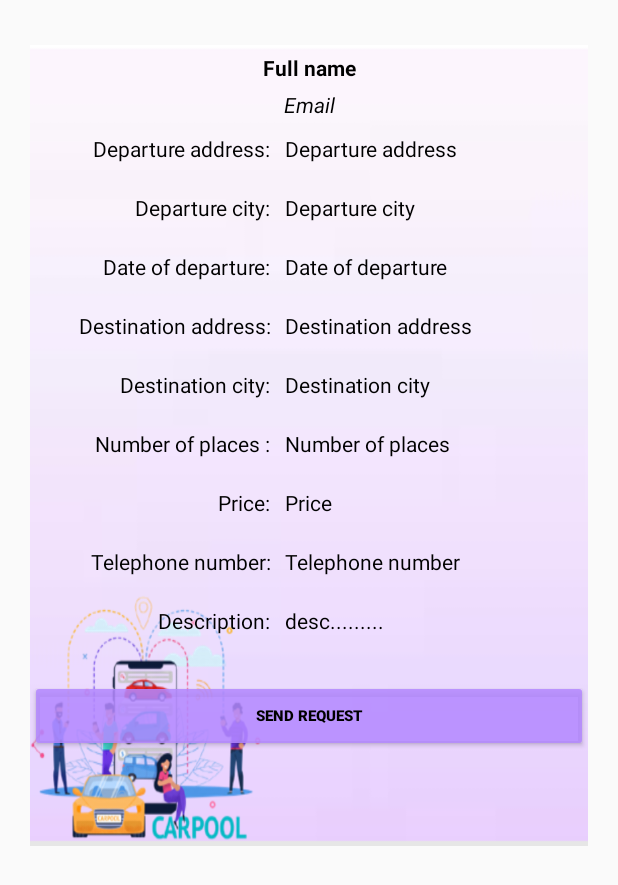
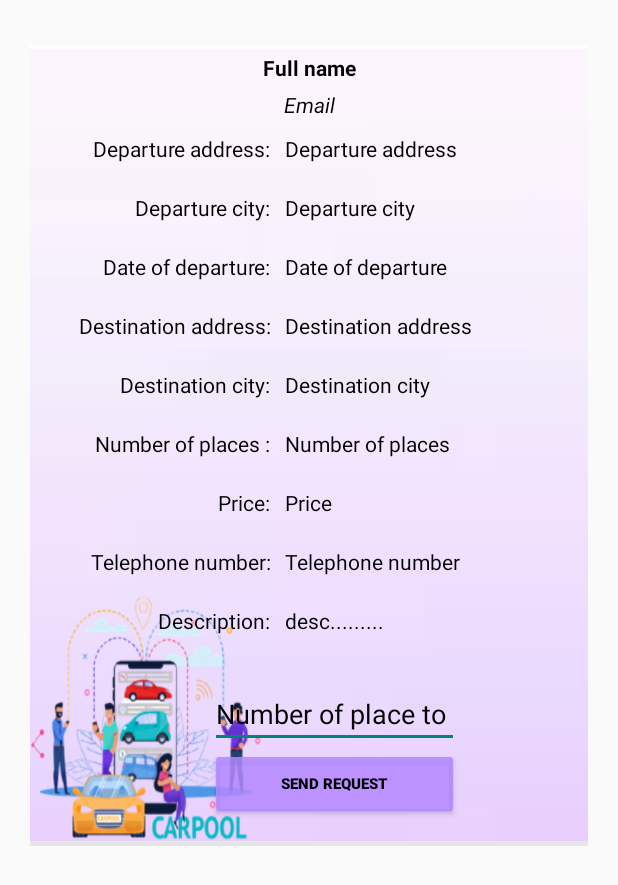
Before and after one commit to yosrgargouri/Covoiturage, an Android app: the layout detail.xml on its own in the app's theme, with its tools: preview values and no code run, on a phone screen of 412 x 824 dp. Shown: the top 885 px of the screen. Run offline under Robolectric (Android 15) with nearby library versions, the phone set to English and light mode, and no system bars; Roboto replaces fonts that are not available here.

Commit message:
Add send request

```diff
--- a/app/src/main/java/com/example/cov/BtnClickListener.java
+++ b/app/src/main/java/com/example/cov/BtnClickListener.java
@@ -1,7 +1,10 @@
 package com.example.cov;
+
+import android.app.Dialog;
+import android.widget.EditText;
 
 import com.example.cov.model.Offre;
 
 public interface BtnClickListener {
-    public abstract void onBtnClick(Offre offre, String key);
+    public abstract void onBtnClick(Offre offre, String key, EditText numberPlaceToRequest, Dialog dialog);
 }
--- a/app/src/main/java/com/example/cov/LoginActivity.java
+++ b/app/src/main/java/com/example/cov/LoginActivity.java
@@ -40,6 +40,9 @@ public class LoginActivity extends AppCompatActivity {
         mLoginBtn = findViewById(R.id.loginBtn);
         firebaseAuth = FirebaseAuth.getInstance();
 
+//        if(firebaseAuth.getCurrentUser() != null){
+  //          startActivity(new Intent(getApplicationContext(), MainActivity.class));
+    //    }
 
         mLoginBtn.setOnClickListener(new View.OnClickListener() {
             @Override
--- a/app/src/main/res/layout/detail.xml
+++ b/app/src/main/res/layout/detail.xml
@@ -284,10 +284,27 @@
             android:layout_height="match_parent"
             android:orientation="vertical">
 
+            <EditText
+                android:id="@+id/numberPlaceToRequest"
+                android:layout_width="166dp"
+                android:layout_height="wrap_content"
+                android:layout_marginStart="120dp"
+                android:layout_marginEnd="24dp"
+                android:ems="1"
+                android:hint="Number of place to request"
+                android:inputType="numberDecimal"
+                android:textColor="@color/black"
+                android:textColorHighlight="@color/black"
+                android:textColorHint="@color/black"
+                app:layout_constraintEnd_toEndOf="parent"
+                app:layout_constraintHorizontal_bias="0.0"
+                app:layout_constraintStart_toStartOf="parent" />
+
             <Button
                 android:id="@+id/btnSendRequest"
-                android:layout_width="match_parent"
+                android:layout_width="166dp"
                 android:layout_height="wrap_content"
+                android:layout_marginStart="120dp"
                 android:text="Send request"
                 android:textColor="@color/black"
                 android:textSize="10sp"
```
Also changed, not shown: app/src/main/AndroidManifest.xml (+6 -3 lines), app/src/main/java/com/example/cov/MainActivity.java (+32 -19 lines), app/src/main/java/com/example/cov/OffreListAdapter.java (+14 -9 lines), app/src/main/java/com/example/cov/model/Request.java (added, +41 -0 lines), app/src/main/res/layout/list_detail.xml (+3 -13 lines).
